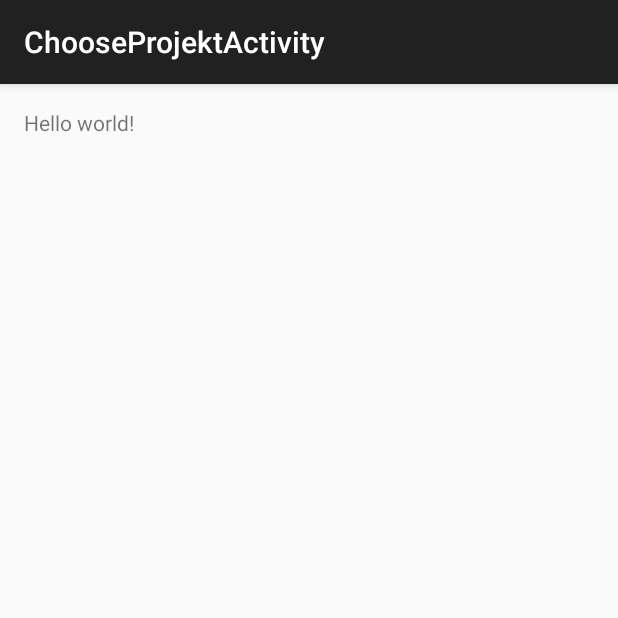
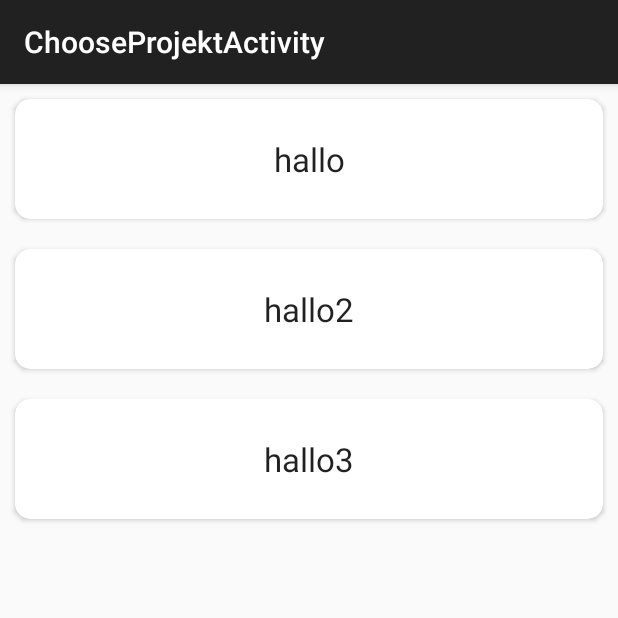
Before and after one commit to finngaida/Ginma, an Android app: the ChooseProjektActivity screen opened directly, with no data from a screen before it, on a phone screen of 412 x 824 dp, the top half of it. Run offline under Robolectric (Android 15) with nearby library versions, the phone set to English and light mode, and no system bars.

Commit message:
first working recycler view with card view items

```diff
--- a/app/build.gradle
+++ b/app/build.gradle
@@ -23,4 +23,6 @@ dependencies {
     compile fileTree(dir: 'libs', include: ['*.jar'])
     testCompile 'junit:junit:4.12'
     compile 'com.android.support:appcompat-v7:23.1.0'
+    compile 'com.android.support:cardview-v7:23.0.0'
+    compile 'com.android.support:recyclerview-v7:23.0.0'
 }
--- a/app/src/main/java/de/ricoklimpel/ginma/ChooseProjektActivity.java
+++ b/app/src/main/java/de/ricoklimpel/ginma/ChooseProjektActivity.java
@@ -1,16 +1,48 @@
 package de.ricoklimpel.ginma;
 
+import android.app.ActionBar;
 import android.support.v7.app.AppCompatActivity;
 import android.os.Bundle;
+import android.support.v7.internal.view.ContextThemeWrapper;
+import android.support.v7.widget.CardView;
+import android.support.v7.widget.LinearLayoutManager;
+import android.support.v7.widget.RecyclerView;
 import android.view.Menu;
 import android.view.MenuItem;
+import android.view.ViewGroup;
+import android.widget.LinearLayout;
+import android.widget.TextView;
+
+import java.util.ArrayList;
+import java.util.Arrays;
 
 public class ChooseProjektActivity extends AppCompatActivity {
+
+    RecyclerView RV_projects;
+    RecyclerView.Adapter RVA_projects;
+    RecyclerView.LayoutManager RVLM_projects;
+
+    static ArrayList<String> ArrayProjectObjects;
 
     @Override
     protected void onCreate(Bundle savedInstanceState) {
         super.onCreate(savedInstanceState);
         setContentView(R.layout.activity_choose_projekt);
+
+
+        ArrayProjectObjects = new ArrayList<>();
+
+        ArrayProjectObjects.addAll(Arrays.asList("hallo", "hallo2", "hallo3"));
+
+        RV_projects = (RecyclerView)findViewById(R.id.RV_projects);
+        RVLM_projects = new LinearLayoutManager(this);
+
+        RV_projects.setLayoutManager(RVLM_projects);
+
+        RVA_projects = new RVA_projectsAdapterClass();
+        RV_projects.setAdapter(RVA_projects);
+
+
     }
 
 
--- /dev/null
+++ b/app/src/main/java/de/ricoklimpel/ginma/RVA_projectsAdapterClass.java
@@ -0,0 +1,77 @@
+package de.ricoklimpel.ginma;
+
+import android.support.v7.widget.CardView;
+import android.support.v7.widget.RecyclerView;
+import android.view.LayoutInflater;
+import android.view.View;
+import android.view.ViewGroup;
+import android.widget.TextView;
+
+import java.util.zip.Inflater;
+
+/**
+ * Created by ricoklimpel on 07.11.15.
+ */
+
+public class RVA_projectsAdapterClass
+        extends RecyclerView.Adapter<RVA_projectsAdapterClass.ViewHolderClass> {
+
+
+    public class ViewHolderClass extends RecyclerView.ViewHolder {
+
+
+        CardView CV_projects;
+        TextView tV_cardContent_projects;
+
+
+        public ViewHolderClass(View itemView) {
+
+            super(itemView);
+
+
+            //Objecte aus dem Layout inizialisieren
+            CV_projects = (CardView)itemView.findViewById(R.id.CV_projects);
+            tV_cardContent_projects = (TextView)itemView
+                    .findViewById(R.id.tV_CardContent_projects);
+
+        }
+
+    }
+
+    @Override
+    public ViewHolderClass onCreateViewHolder(ViewGroup viewGroup, int i) {
+
+
+        //De, Recycler View das richtige Layout zuweisen
+        View rv_item_projects = LayoutInflater.from(viewGroup.getContext())
+                .inflate(R.layout.rv_item_projects, null);
+
+
+        return new ViewHolderClass(rv_item_projects);
+    }
+
+    @Override
+    public void onBindViewHolder(ViewHolderClass viewHolderClass, final int i) {
+
+
+        //Immer den richtigen Text aus dem Array anzeigen
+        viewHolderClass.tV_cardContent_projects
+                .setText(ChooseProjektActivity.ArrayProjectObjects.get(i));
+
+        viewHolderClass.itemView.setOnClickListener(new View.OnClickListener() {
+            @Override
+            public void onClick(View v) {
+
+            }
+        });
+
+
+    }
+
+    @Override
+    public int getItemCount() {
+
+        //größe des Arrays abrufen um zu wissen wie lang die Liste wird.
+        return ChooseProjektActivity.ArrayProjectObjects.size();
+    }
+}
--- a/app/src/main/java/de/ricoklimpel/ginma/SplashActivity.java
+++ b/app/src/main/java/de/ricoklimpel/ginma/SplashActivity.java
@@ -18,6 +18,8 @@ public class SplashActivity extends AppCompatActivity {
 
         ImageView iV_SplashLogo = (ImageView)findViewById(R.id.iV_SplashLogo);
 
+
+        //Logoanimation
         AlphaAnimation animation2 = new AlphaAnimation(1.0f, 0.0f);
         animation2.setDuration(2000);
         animation2.setStartOffset(2000);
@@ -31,9 +33,10 @@ public class SplashActivity extends AppCompatActivity {
             @Override
             public void onAnimationEnd(Animation animation) {
 
+                //Pass to next Activity
                 Intent intent = new Intent(SplashActivity.this, ChooseProjektActivity.class);
+                startActivity(intent);
                 overridePendingTransition(android.R.anim.fade_in, android.R.anim.fade_out);
-                startActivity(intent);
 
             }
 
--- a/app/src/main/res/layout/activity_choose_projekt.xml
+++ b/app/src/main/res/layout/activity_choose_projekt.xml
@@ -1,12 +1,13 @@
 <RelativeLayout xmlns:android="http://schemas.android.com/apk/res/android"
     xmlns:tools="http://schemas.android.com/tools" android:layout_width="match_parent"
-    android:layout_height="match_parent" android:paddingLeft="@dimen/activity_horizontal_margin"
-    android:paddingRight="@dimen/activity_horizontal_margin"
-    android:paddingTop="@dimen/activity_vertical_margin"
-    android:paddingBottom="@dimen/activity_vertical_margin"
+    android:layout_height="match_parent"
+    android:id="@+id/RL_projects"
     tools:context="de.ricoklimpel.ginma.ChooseProjektActivity">
 
-    <TextView android:text="@string/hello_world" android:layout_width="wrap_content"
-        android:layout_height="wrap_content" />
+    <android.support.v7.widget.RecyclerView
+        android:layout_width="fill_parent"
+        android:layout_height="fill_parent"
+        android:id="@+id/RV_projects"/>
+
 
 </RelativeLayout>
--- /dev/null
+++ b/app/src/main/res/layout/rv_item_projects.xml
@@ -0,0 +1,41 @@
+<?xml version="1.0" encoding="utf-8"?>
+<RelativeLayout
+    xmlns:android="http://schemas.android.com/apk/res/android"
+    xmlns:app="http://schemas.android.com/apk/res-auto"
+
+    android:background="?attr/selectableItemBackground"
+    android:orientation="vertical"
+    android:layout_width="match_parent"
+    android:layout_height="100dp">
+
+
+
+    <android.support.v7.widget.CardView
+        android:layout_width="fill_parent"
+        android:layout_height="80dp"
+        android:id="@+id/CV_projects"
+        app:cardCornerRadius="10dp"
+        android:layout_gravity="center_horizontal"
+        android:layout_alignParentLeft="true"
+        android:layout_marginLeft="0dp"
+        android:layout_alignParentTop="true"
+        android:layout_marginTop="0dp"
+        android:layout_margin="10dp" >
+
+
+        <TextView
+            android:layout_width="fill_parent"
+            android:layout_height="80dp"
+            android:textAppearance="?android:attr/textAppearanceLarge"
+            android:text="Large Text"
+            android:id="@+id/tV_CardContent_projects"
+            android:layout_alignBottom="@+id/CV_projects"
+            android:layout_alignParentTop="true"
+            android:layout_alignParentStart="true"
+            android:layout_alignParentEnd="true"
+            android:gravity="center" />
+
+
+    </android.support.v7.widget.CardView>
+
+</RelativeLayout>
```
Also changed, not shown: 1 other file.
